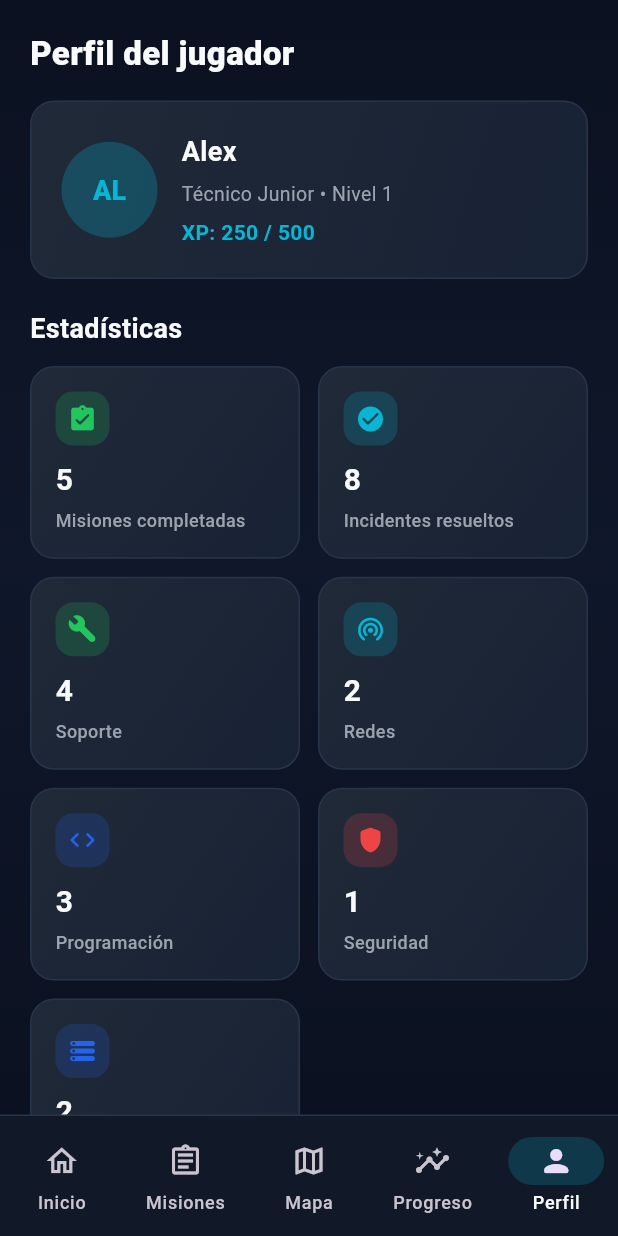
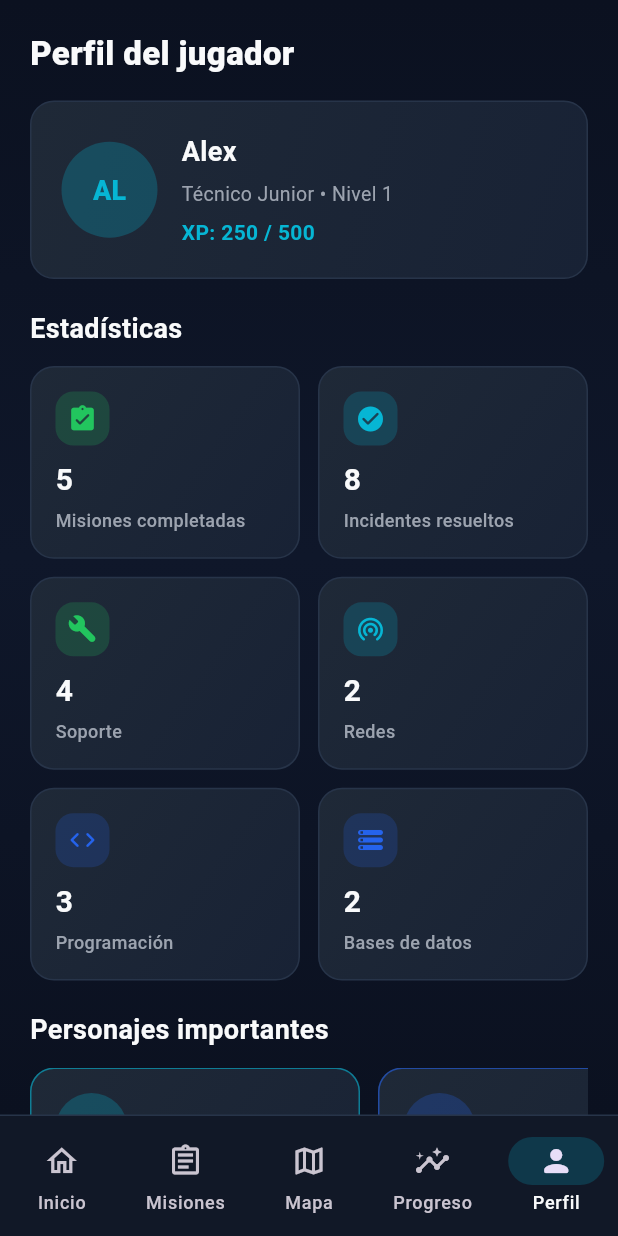
Before and after one commit to BR1ANJ3Sus3B/TI_-Soporte-en-Acci-n-, a Flutter app: the ProfileScreen screen opened by its route, on a phone screen of 412 x 824 dp. Run offline on Flutter 3.47's test engine with Material 3 defaults, Android fonts, the light colour scheme and no system bars.

Commit message:
style(movil): quitar nivel 4 de estadisticas en perfil

```diff
--- a/movil/lib/screens/profile_screen.dart
+++ b/movil/lib/screens/profile_screen.dart
@@ -151,12 +151,6 @@ class ProfileScreen extends StatelessWidget {
                       color: AppColors.primary,
                     ),
                     StatCard(
-                      title: 'Seguridad',
-                      value: profile.skills['Ciberseguridad']?.toString() ?? '0',
-                      icon: Icons.shield_rounded,
-                      color: AppColors.danger,
-                    ),
-                    StatCard(
                       title: 'Bases de datos',
                       value: profile.skills['Bases de Datos']?.toString() ?? '0',
                       icon: Icons.storage_rounded,
```
